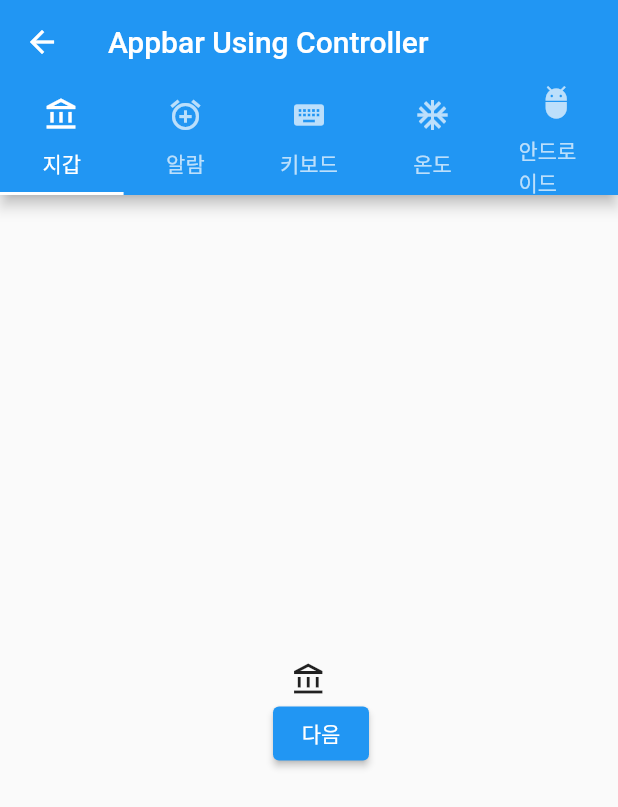
After one commit to devvace/flutter-edu-tabbar-theory, a Flutter app: the screen it shows after launch, after a tap on "AppBar Using Controller", on a phone screen of 412 x 824 dp. The commit adds this screen. Shown: the top 807 px of the screen. Run offline on Flutter 3.47's test engine with Material 2 defaults, Android fonts, the phone set to English and light mode, and no system bars.

Commit message:
TabController 사용

```diff
--- /dev/null
+++ b/lib/screen/appbar_using_controller.dart
@@ -0,0 +1,85 @@
+import 'package:flutter/material.dart';
+import 'package:tabbar_theory/const/tabs.dart';
+
+class AppBarUsingController extends StatefulWidget {
+  const AppBarUsingController({Key? key}) : super(key: key);
+
+  @override
+  State<AppBarUsingController> createState() => _AppBarUsingControllerState();
+}
+
+class _AppBarUsingControllerState extends State<AppBarUsingController>
+    with TickerProviderStateMixin {
+  // TickerProviderStateMixin: 1 Frame 당 효율적으로 Controller를 사용할 수 있도록 해준다.
+  late final TabController tabController;
+
+  @override
+  void initState() {
+    super.initState();
+
+    tabController = TabController(
+      length: TABS.length,
+      vsync: this,
+    );
+
+    tabController.addListener(() {
+      setState(() {
+
+      });
+    });
+  }
+
+  @override
+  Widget build(BuildContext context) {
+    return Scaffold(
+      appBar: AppBar(
+        title: Text('Appbar Using Controller'),
+        bottom: TabBar(
+          controller: tabController,
+          tabs: TABS
+              .map((e) => Tab(
+                    icon: Icon(e.icon),
+                    child: Text(e.label),
+                  ))
+              .toList(),
+        ),
+      ),
+      body: TabBarView(
+          controller: tabController,
+          children: TABS
+              .map(
+                (e) => Column(
+                  mainAxisAlignment: MainAxisAlignment.center,
+                  children: [
+                    Icon(
+                      e.icon,
+                    ),
+                    Row(
+                      mainAxisAlignment: MainAxisAlignment.center,
+                      children: [
+                        if(tabController.index != 0)
+                        ElevatedButton(
+                            onPressed: () {
+                              tabController.animateTo(
+                                tabController.index - 1,
+                              );
+                            },
+                            child: Text('이전')),
+                        const SizedBox(
+                          width: 16.0,
+                        ),
+                        if(tabController.index != TABS.length - 1)
+                        ElevatedButton(onPressed: () {
+                          tabController.animateTo(
+                            tabController.index + 1,
+                          );
+                        }, child: Text('다음')),
+                      ],
+                    ),
+                  ],
+                ),
+              )
+              .toList()),
+    );
+  }
+}
--- a/lib/screen/home_screen.dart
+++ b/lib/screen/home_screen.dart
@@ -1,4 +1,5 @@
 import 'package:flutter/material.dart';
+import 'package:tabbar_theory/screen/appbar_using_controller.dart';
 import 'package:tabbar_theory/screen/basic_appbar_tabbar_screen.dart';
 
 class HomeScreen extends StatelessWidget {
@@ -24,6 +25,16 @@ class HomeScreen extends StatelessWidget {
                 );
               },
               child: Text('Basic AppBar TabBar Screen'),
+            ),
+            ElevatedButton(
+              onPressed: () {
+                Navigator.of(context).push(
+                  MaterialPageRoute(
+                    builder: (_) => AppBarUsingController(),
+                  ),
+                );
+              },
+              child: Text('AppBar Using Controller'),
             )
           ],
         ),
```
